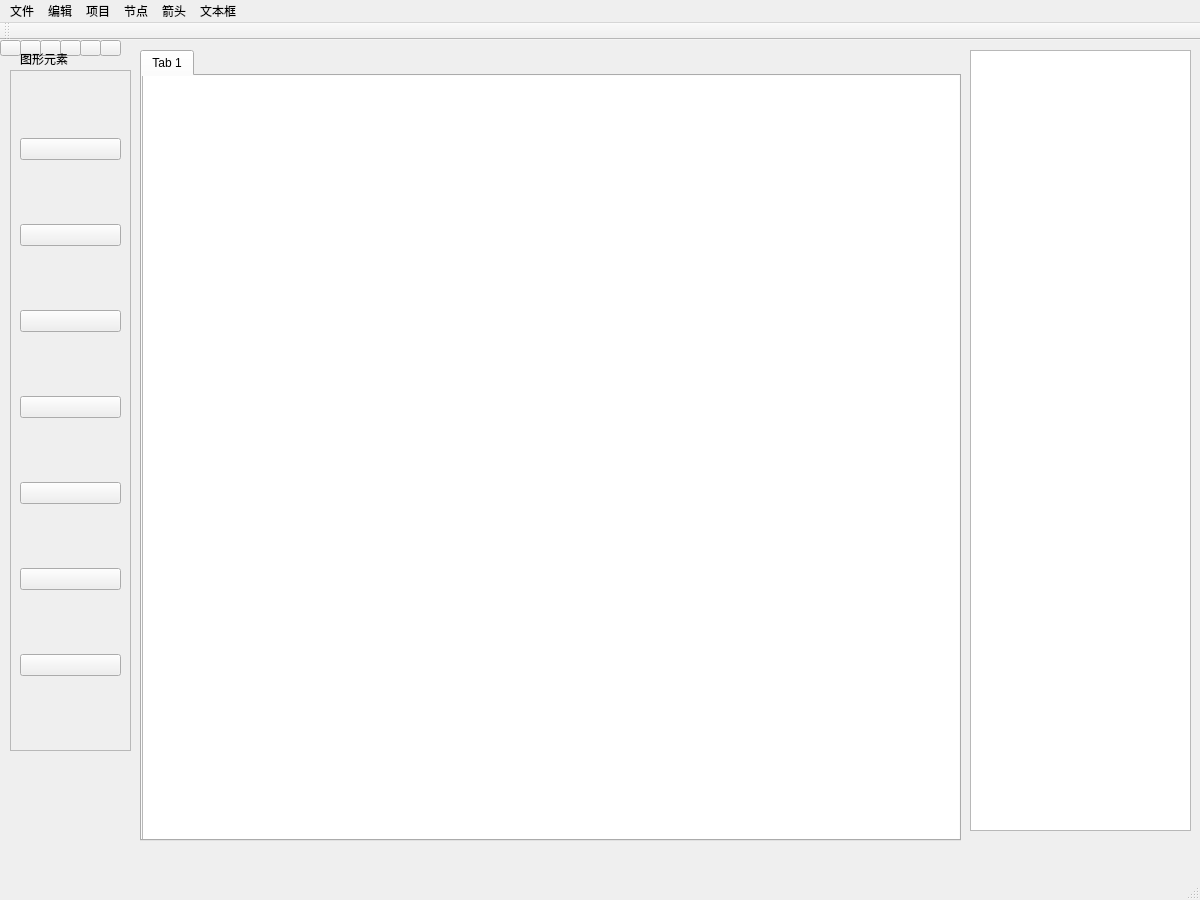
This is mainwindow.ui in riobun/FlowChartStudio as Qt 5 draws it before an edit. The edited form follows.
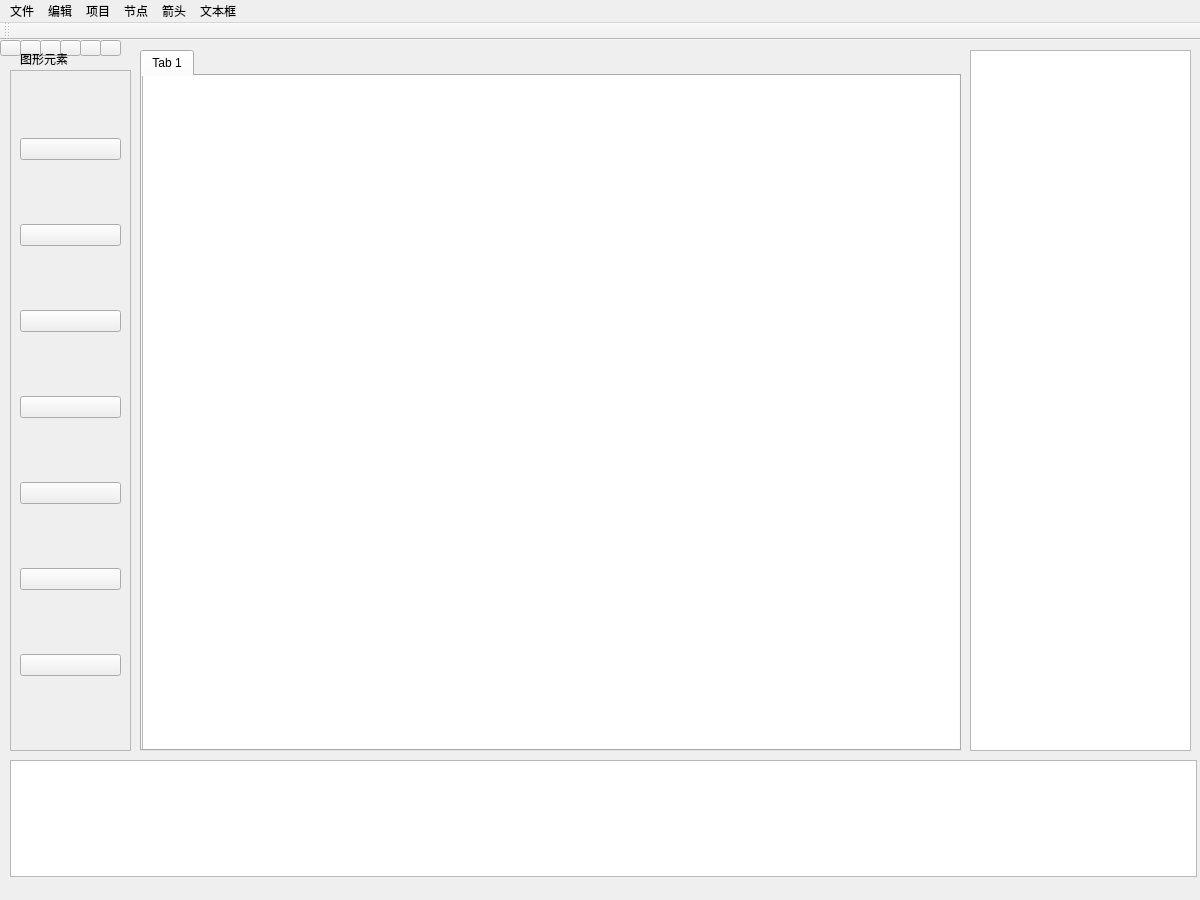
This is the edited form. Icons and pictures are not drawn.

Commit message: 状态栏修改

```diff
--- a/mainwindow.ui
+++ b/mainwindow.ui
@@ -289,7 +289,7 @@
       <x>970</x>
       <y>10</y>
       <width>221</width>
-      <height>781</height>
+      <height>701</height>
      </rect>
     </property>
    </widget>
@@ -299,7 +299,7 @@
       <x>140</x>
       <y>10</y>
       <width>821</width>
-      <height>791</height>
+      <height>701</height>
      </rect>
     </property>
     <widget class="QWidget" name="tab">
@@ -318,6 +318,16 @@
      </widget>
     </widget>
    </widget>
+   <widget class="QListWidget" name="listWidget">
+    <property name="geometry">
+     <rect>
+      <x>10</x>
+      <y>720</y>
+      <width>1187</width>
+      <height>117</height>
+     </rect>
+    </property>
+   </widget>
   </widget>
   <widget class="QMenuBar" name="menubar">
    <property name="geometry">
@@ -403,7 +413,6 @@
    <addaction name="arrowMenu"/>
    <addaction name="textMenu"/>
   </widget>
-  <widget class="QStatusBar" name="statusbar"/>
   <widget class="QToolBar" name="toolBar">
    <property name="windowTitle">
     <string>toolBar</string>
```
The commit also changes 1 other file.
